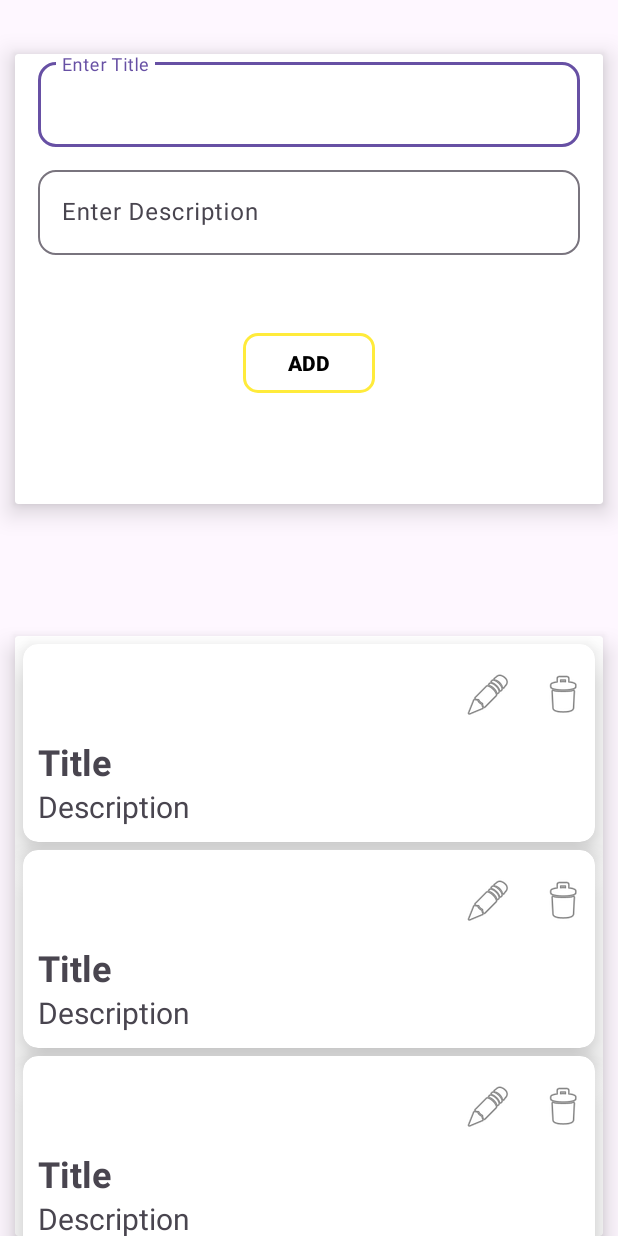
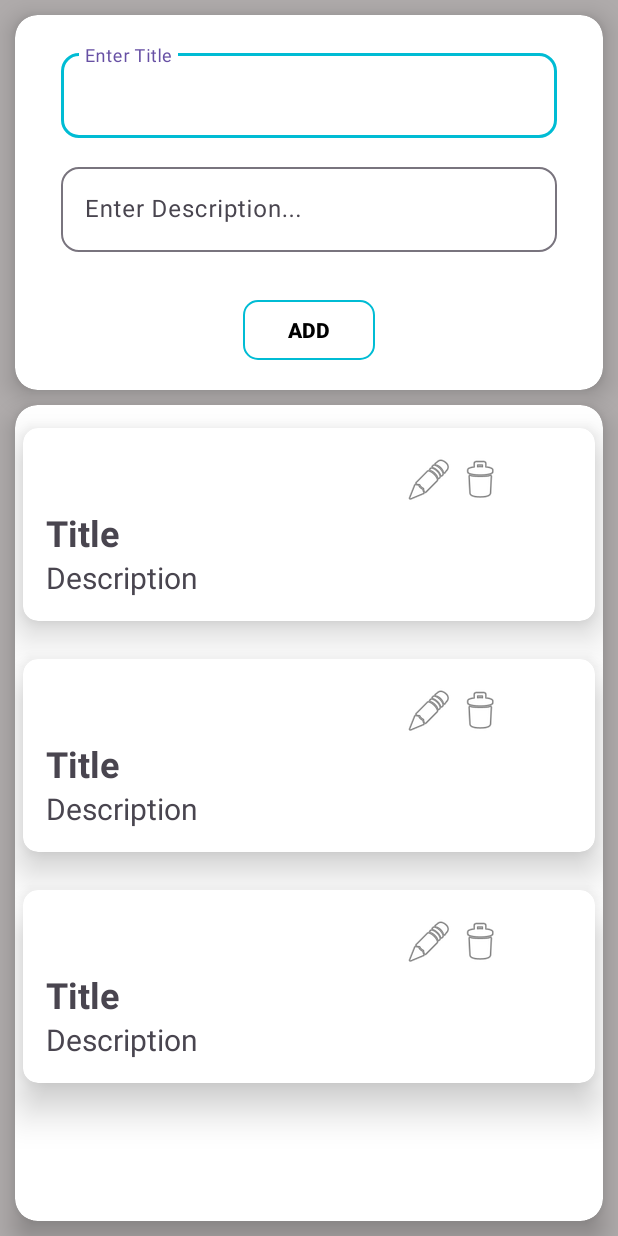
Before and after one commit to salauddin96/FireStoreFirebase, an Android app: the layout activity_main.xml on its own in the app's theme, with its tools: preview values and no code run, on a phone screen of 412 x 824 dp. Run offline under Robolectric (Android 15) with nearby library versions, the phone set to English and light mode, and no system bars.

Commit message:
update activity

```diff
--- a/app/src/main/java/org/techtales/firestoredatabase/MainActivity.kt
+++ b/app/src/main/java/org/techtales/firestoredatabase/MainActivity.kt
@@ -1,5 +1,6 @@
 package org.techtales.firestoredatabase
 
+import android.content.Intent
 import androidx.appcompat.app.AppCompatActivity
 import android.os.Bundle
 import android.widget.Toast
@@ -42,7 +43,11 @@ class MainActivity : AppCompatActivity(), DataAdapter.ItemClickListener {
                     item.id = document.id
                     data.add(item)
                 }
+                adapter.notifyDataSetChanged()
 
+            }
+            .addOnFailureListener{
+                Toast.makeText(this, "Data fetch failed", Toast.LENGTH_SHORT).show()
             }
     }
 
@@ -78,6 +83,9 @@ class MainActivity : AppCompatActivity(), DataAdapter.ItemClickListener {
                 dataCollection.document(data.id!!)
                     .set(updateData)
                     .addOnSuccessListener {
+                        binding.enterEtxt.text?.clear()
+                        binding.enterEdes.text?.clear()
+                        startActivity(Intent(this@MainActivity, MainActivity::class.java))
                         Toast.makeText(this, "Data Updated", Toast.LENGTH_SHORT).show()
                     }
                     .addOnFailureListener {
--- a/app/src/main/res/layout/activity_main.xml
+++ b/app/src/main/res/layout/activity_main.xml
@@ -4,32 +4,40 @@
     xmlns:tools="http://schemas.android.com/tools"
     android:layout_width="match_parent"
     android:layout_height="match_parent"
+    android:background="#AFABAB"
     tools:context=".MainActivity">
 
     <androidx.cardview.widget.CardView
         android:id="@+id/cardView"
-        android:layout_width="0dp"
-        android:layout_height="300dp"
+        android:layout_width="match_parent"
+        android:layout_height="250dp"
+        android:layout_marginStart="5dp"
+        android:layout_marginEnd="5dp"
+        app:cardCornerRadius="15dp"
         app:cardElevation="10dp"
-        android:layout_marginTop="36dp"
-        android:layout_marginEnd="10dp"
-        android:layout_marginStart="10dp"
+        android:layout_margin="10dp"
         app:layout_constraintEnd_toEndOf="parent"
         app:layout_constraintStart_toStartOf="parent"
         app:layout_constraintTop_toTopOf="parent">
 
         <androidx.constraintlayout.widget.ConstraintLayout
             android:layout_width="match_parent"
-            android:layout_height="match_parent" >
+            android:paddingLeft="15dp"
+            android:paddingRight="15dp"
+            android:layout_height="match_parent">
 
             <com.google.android.material.textfield.TextInputLayout
                 android:id="@+id/layout1"
                 style="@style/Widget.Material3.CardView.Outlined"
                 android:layout_width="match_parent"
                 android:layout_height="wrap_content"
+                android:layout_marginTop="20dp"
                 android:hint="Enter Title"
                 android:paddingLeft="15dp"
                 android:paddingRight="15dp"
+                app:boxStrokeColor="#00BCD4"
+                app:boxStrokeWidthFocused="2dp"
+                app:endIconMode="clear_text"
                 app:layout_constraintEnd_toEndOf="parent"
                 app:layout_constraintStart_toStartOf="parent"
                 app:layout_constraintTop_toTopOf="parent">
@@ -42,62 +50,68 @@
 
             </com.google.android.material.textfield.TextInputLayout>
 
+
             <com.google.android.material.textfield.TextInputLayout
                 android:id="@+id/layout2"
                 style="@style/Widget.Material3.CardView.Outlined"
                 android:layout_width="match_parent"
                 android:layout_height="wrap_content"
                 android:layout_marginTop="10dp"
+                android:hint="Enter Description..."
                 android:paddingLeft="15dp"
                 android:paddingRight="15dp"
-                android:hint="Enter Description"
+                app:endIconMode="clear_text"
+                app:layout_constraintBottom_toBottomOf="parent"
                 app:layout_constraintEnd_toEndOf="parent"
-                app:layout_constraintStart_toStartOf="@+id/layout1"
-                app:layout_constraintTop_toBottomOf="@+id/layout1">
+                app:layout_constraintHorizontal_bias="0.833"
+                app:layout_constraintStart_toStartOf="parent"
+                app:layout_constraintTop_toBottomOf="@+id/layout1"
+                app:layout_constraintVertical_bias="0.04">
 
                 <com.google.android.material.textfield.TextInputEditText
                     android:id="@+id/enterEdes"
                     android:layout_width="match_parent"
-                    android:layout_height="wrap_content" />
+                    android:layout_height="match_parent"
+                    android:inputType="textMultiLine" />
 
 
             </com.google.android.material.textfield.TextInputLayout>
-
 
             <Button
                 android:id="@+id/addBtn"
                 android:layout_width="wrap_content"
                 android:layout_height="wrap_content"
                 android:layout_gravity="center"
-                android:layout_marginTop="48dp"
+                android:layout_marginBottom="16dp"
                 android:backgroundTint="@color/white"
                 android:text="ADD"
                 android:textColor="@color/black"
                 android:textStyle="bold"
                 app:cornerRadius="10dp"
+                app:layout_constraintBottom_toBottomOf="parent"
                 app:layout_constraintEnd_toEndOf="parent"
-                app:layout_constraintStart_toStartOf="@+id/layout2"
-                app:layout_constraintTop_toBottomOf="@+id/layout2"
-                app:strokeColor="#FFEB3B"
-                app:strokeWidth="2dp" />
+                app:layout_constraintStart_toStartOf="parent"
+                app:strokeColor="#00BCD4"
+                app:strokeWidth="1dp" />
 
 
         </androidx.constraintlayout.widget.ConstraintLayout>
-
 
 
     </androidx.cardview.widget.CardView>
 
     <androidx.cardview.widget.CardView
         android:id="@+id/cardView2"
-        android:layout_width="match_parent"
-        android:layout_height="400dp"
+        android:layout_width="0dp"
+        android:layout_height="0dp"
+        android:layout_margin="10dp"
+        android:layout_marginBottom="10dp"
+        app:cardCornerRadius="15dp"
         app:cardElevation="10dp"
-        android:layout_marginStart="10dp"
-        android:layout_marginEnd="10dp"
         app:layout_constraintBottom_toBottomOf="parent"
         app:layout_constraintEnd_toEndOf="parent"
-        app:layout_constraintStart_toStartOf="parent">
+        app:layout_constraintStart_toStartOf="parent"
+        app:layout_constraintTop_toBottomOf="@+id/cardView">
 
         <androidx.recyclerview.widget.RecyclerView
             android:id="@+id/recyclerView"
--- a/app/src/main/res/layout/lits_item.xml
+++ b/app/src/main/res/layout/lits_item.xml
@@ -4,23 +4,24 @@
     android:layout_width="match_parent"
     android:layout_height="wrap_content"
     xmlns:app="http://schemas.android.com/apk/res-auto"
-    android:layout_marginTop="5dp"
+    android:layout_marginTop="15dp"
     android:layout_marginStart="5dp"
     android:layout_marginEnd="5dp"
+    android:layout_marginBottom="10dp"
     app:cardElevation="15dp"
     app:cardCornerRadius="10dp">
 
     <androidx.constraintlayout.widget.ConstraintLayout
         android:layout_width="match_parent"
         android:layout_height="match_parent"
-        android:padding="10dp">
+        android:padding="15dp">
 
 
         <ImageButton
             android:id="@+id/editBtn"
-            android:layout_width="40dp"
-            android:layout_height="40dp"
-            android:layout_marginStart="280dp"
+            android:layout_width="30dp"
+            android:layout_height="30dp"
+            android:layout_marginStart="240dp"
             android:layout_marginTop="4dp"
             android:backgroundTint="@color/white"
             android:src="@android:drawable/ic_menu_edit"
@@ -29,9 +30,9 @@
 
         <ImageButton
             android:id="@+id/deleteBtn"
-            android:layout_width="40dp"
-            android:layout_height="40dp"
-            android:layout_marginStart="10dp"
+            android:layout_width="30dp"
+            android:layout_height="30dp"
+            android:layout_marginStart="4dp"
             android:backgroundTint="@color/white"
             android:src="@android:drawable/ic_menu_delete"
             app:layout_constraintBottom_toBottomOf="@+id/editBtn"
@@ -45,11 +46,12 @@
             android:id="@+id/titleTxt"
             android:layout_width="match_parent"
             android:layout_height="wrap_content"
-            android:layout_marginTop="8dp"
+            android:layout_marginTop="4dp"
             android:text="Title"
             android:textSize="24sp"
             android:textStyle="bold"
             app:layout_constraintEnd_toEndOf="parent"
+            app:layout_constraintHorizontal_bias="0.2"
             app:layout_constraintStart_toStartOf="parent"
             app:layout_constraintTop_toBottomOf="@+id/editBtn" />
 
@@ -59,6 +61,7 @@
             android:layout_height="wrap_content"
             android:text="Description"
             android:textSize="20sp"
+            app:layout_constraintBottom_toBottomOf="parent"
             app:layout_constraintEnd_toEndOf="parent"
             app:layout_constraintStart_toStartOf="parent"
             app:layout_constraintTop_toBottomOf="@id/titleTxt" />
```
